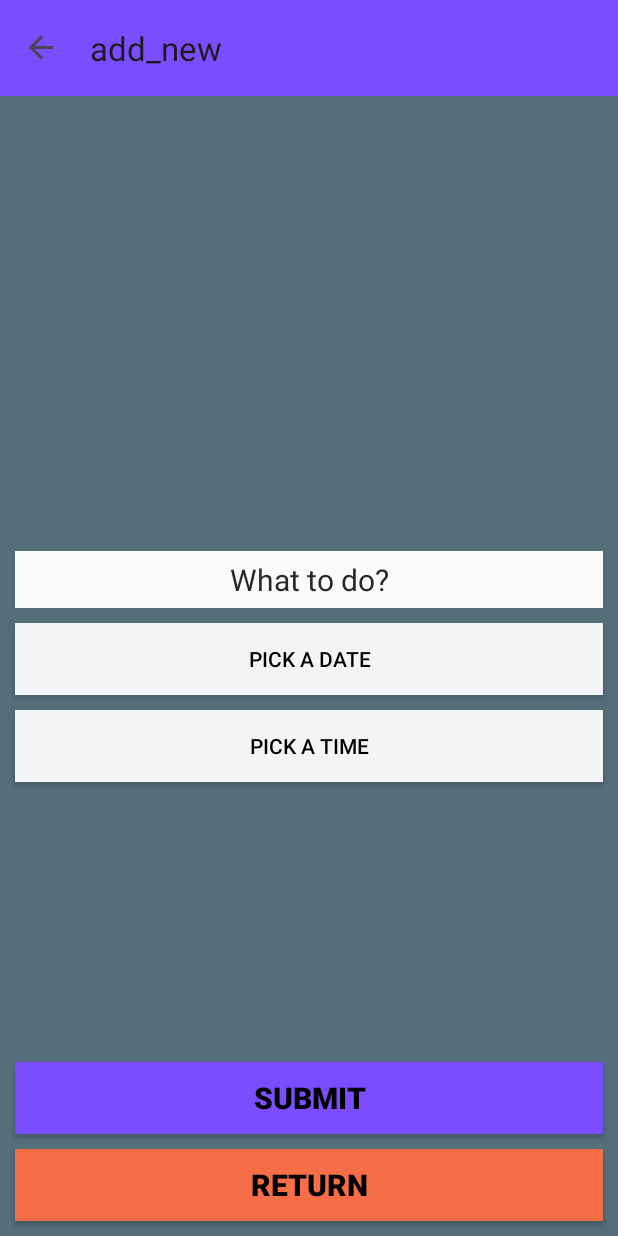
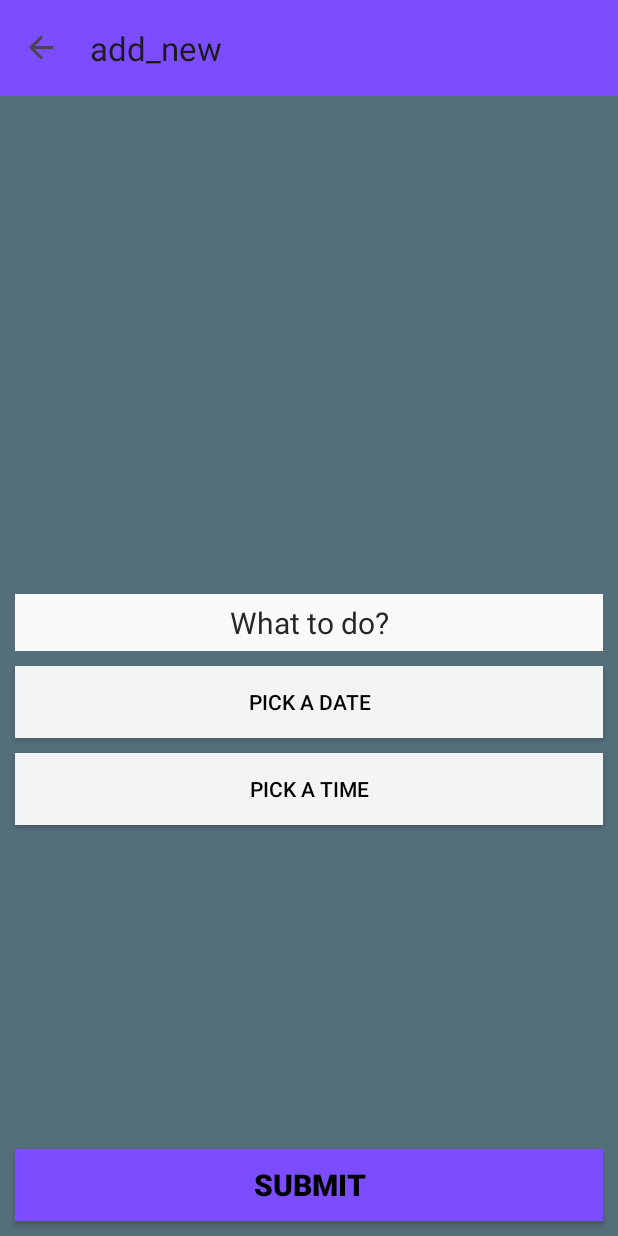
Before and after one commit to abusaeed-shuvo/To-Do-List-App, an Android app: the AddNewFragment screen opened through its navigation route, on a phone screen of 412 x 824 dp. Run offline under Robolectric (Android 15) with nearby library versions, the phone set to English and light mode, and no system bars; our stand-ins replace Room's generated code, navigation-ui.

```diff
--- a/app/src/main/java/com/example/todolist/AddNewFragment.kt
+++ b/app/src/main/java/com/example/todolist/AddNewFragment.kt
@@ -59,6 +59,7 @@
                 database.getNoteDao().insertData(note)
 
                 Toast.makeText(requireActivity(), "Entry Allowed!", Toast.LENGTH_SHORT).show()
+                findNavController().navigate(R.id.action_addNewFragment_to_toDoListFragment)
 
             } else {
                 Toast.makeText(requireActivity(), "Blank Entry not Allow!", Toast.LENGTH_SHORT)
@@ -67,9 +68,7 @@
 
 
         }
-        binding.btnReturn.setOnClickListener {
-            findNavController().navigate(R.id.action_addNewFragment_to_toDoListFragment)
-        }
+
 
         return binding.root
     }
--- a/app/src/main/res/layout/add_new.xml
+++ b/app/src/main/res/layout/add_new.xml
@@ -15,9 +15,9 @@
         android:background="@color/background"
         android:hint="What to do?"
         android:padding="5dp"
+        android:textAlignment="center"
         android:textColor="@color/black"
         android:textColorHint="@color/whiteBlack"
-        android:textAlignment="center"
         android:textSize="20sp"
         app:layout_constraintBottom_toTopOf="@+id/btnSubmit"
         app:layout_constraintEnd_toEndOf="parent"
@@ -63,24 +63,9 @@
         android:textColor="@color/black"
         android:textSize="20sp"
         android:textStyle="bold"
-        app:layout_constraintBottom_toTopOf="@id/btnReturn"
-        app:layout_constraintEnd_toEndOf="parent"
-        app:layout_constraintStart_toStartOf="parent" />
-
-    <androidx.appcompat.widget.AppCompatButton
-        android:id="@+id/btnReturn"
-        android:layout_width="match_parent"
-        android:layout_height="wrap_content"
-        android:layout_margin="10dp"
-        android:background="@color/orange"
-        android:padding="5dp"
-        android:text="RETURN"
-        android:textAlignment="center"
-        android:textColor="@color/black"
-        android:textSize="20sp"
-        android:textStyle="bold"
         app:layout_constraintBottom_toBottomOf="parent"
         app:layout_constraintEnd_toEndOf="parent"
         app:layout_constraintStart_toStartOf="parent" />
 
+
 </androidx.constraintlayout.widget.ConstraintLayout>
```
